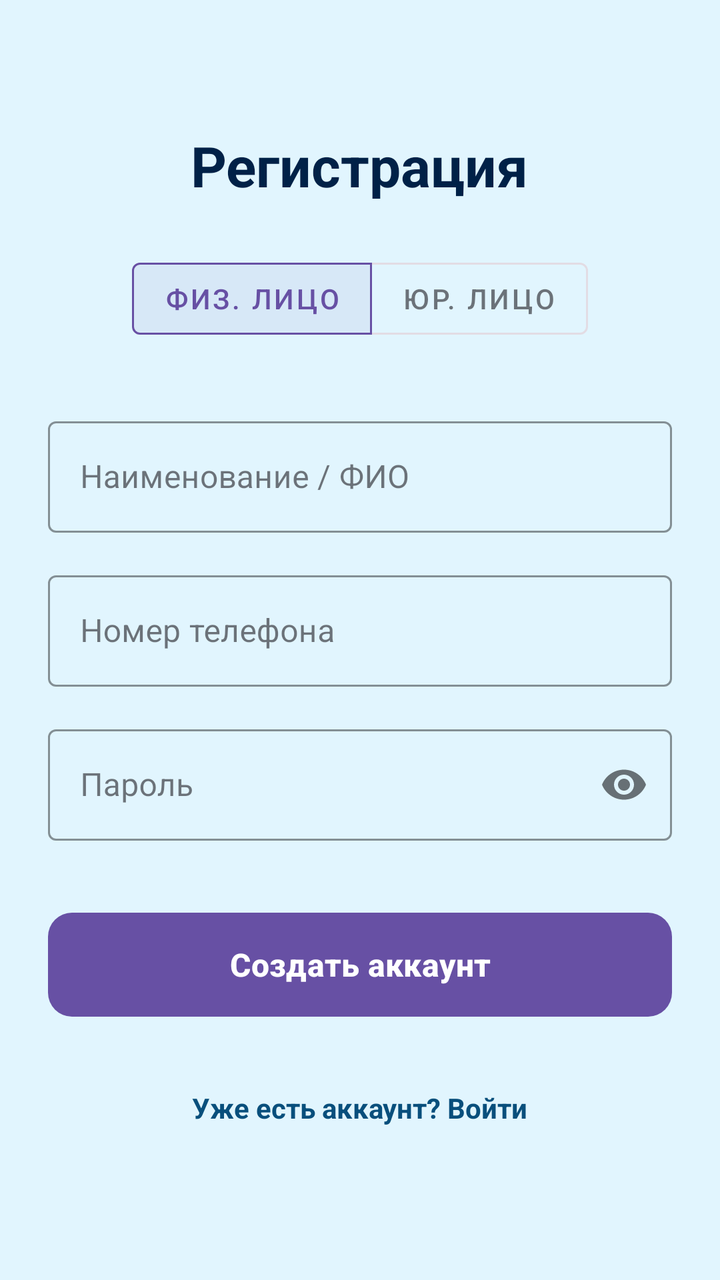
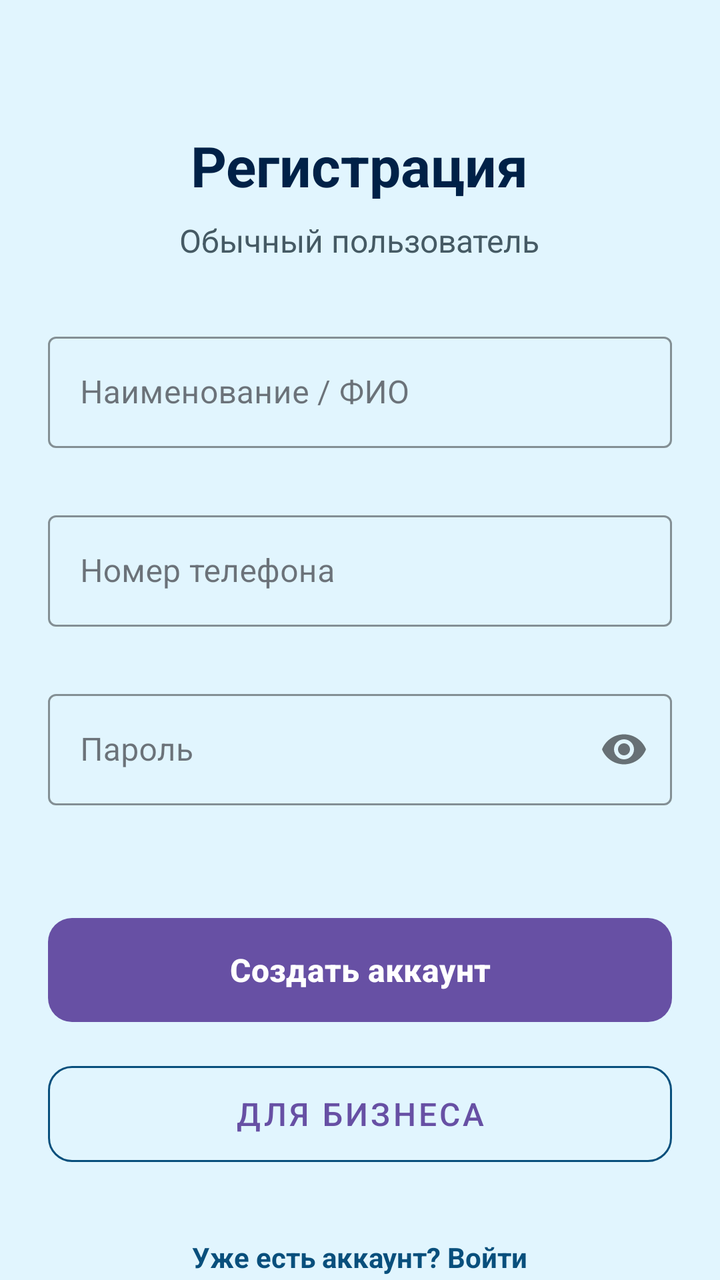

An Android layout rendered at two revisions. The XML below is the earlier revision; the diff shows what the commit changed to produce the second picture.
<!-- AndroidManifest.xml: application theme Theme.SudOcean -->
<!-- res/layout/fragment_reg.xml -->
<?xml version="1.0" encoding="utf-8"?>
<androidx.core.widget.NestedScrollView xmlns:android="http://schemas.android.com/apk/res/android"
    xmlns:app="http://schemas.android.com/apk/res-auto"
    xmlns:tools="http://schemas.android.com/tools"
    android:layout_width="match_parent"
    android:layout_height="match_parent"
    android:background="@color/ocean_background"
    android:fillViewport="true">

    <LinearLayout
        android:layout_width="match_parent"
        android:layout_height="wrap_content"
        android:orientation="vertical"
        android:padding="24dp">

        <TextView
            android:layout_width="wrap_content"
            android:layout_height="wrap_content"
            android:layout_gravity="center"
            android:layout_marginTop="40dp"
            android:text="Регистрация"
            android:textColor="@color/ocean_text_primary"
            android:textSize="28sp"
            android:textStyle="bold" />

        <com.google.android.material.button.MaterialButtonToggleGroup
            android:id="@+id/toggle_user_type"
            android:layout_width="wrap_content"
            android:layout_height="wrap_content"
            android:layout_gravity="center"
            android:layout_marginTop="24dp"
            app:checkedButton="@id/btn_type_physical"
            app:selectionRequired="true"
            app:singleSelection="true">

            <com.google.android.material.button.MaterialButton
                android:id="@+id/btn_type_physical"
                style="@style/Widget.MaterialComponents.Button.OutlinedButton"
                android:layout_width="wrap_content"
                android:layout_height="wrap_content"
                android:text="Физ. лицо" />

            <com.google.android.material.button.MaterialButton
                android:id="@+id/btn_type_legal"
                style="@style/Widget.MaterialComponents.Button.OutlinedButton"
                android:layout_width="wrap_content"
                android:layout_height="wrap_content"
                android:text="Юр. лицо" />
        </com.google.android.material.button.MaterialButtonToggleGroup>

        <com.google.android.material.textfield.TextInputLayout
            style="@style/Widget.MaterialComponents.TextInputLayout.OutlinedBox"
            android:layout_width="match_parent"
            android:layout_height="wrap_content"
            android:layout_marginTop="32dp"
            android:hint="Наименование / ФИО"
            app:boxStrokeColor="@color/ocean_primary">

            <com.google.android.material.textfield.TextInputEditText
                android:id="@+id/et_name"
                android:layout_width="match_parent"
                android:layout_height="wrap_content"
                android:textColor="@color/ocean_text_primary" />
        </com.google.android.material.textfield.TextInputLayout>

        <LinearLayout
            android:id="@+id/layout_legal_only"
            android:layout_width="match_parent"
            android:layout_height="wrap_content"
            android:orientation="vertical"
            android:visibility="gone"
            tools:visibility="visible">

            <com.google.android.material.textfield.TextInputLayout
                style="@style/Widget.MaterialComponents.TextInputLayout.OutlinedBox"
                android:layout_width="match_parent"
                android:layout_height="wrap_content"
                android:layout_marginTop="16dp"
                android:hint="ИНН"
                app:boxStrokeColor="@color/ocean_primary">

                <com.google.android.material.textfield.TextInputEditText
                    android:id="@+id/et_inn"
                    android:layout_width="match_parent"
                    android:layout_height="wrap_content"
                    android:inputType="number"
                    android:textColor="@color/ocean_text_primary" />
            </com.google.android.material.textfield.TextInputLayout>

            <com.google.android.material.textfield.TextInputLayout
                style="@style/Widget.MaterialComponents.TextInputLayout.OutlinedBox"
                android:layout_width="match_parent"
                android:layout_height="wrap_content"
                android:layout_marginTop="16dp"
                android:hint="КПП"
                app:boxStrokeColor="@color/ocean_primary">

                <com.google.android.material.textfield.TextInputEditText
                    android:id="@+id/et_kpp"
                    android:layout_width="match_parent"
                    android:layout_height="wrap_content"
                    android:inputType="number"
                    android:textColor="@color/ocean_text_primary" />
            </com.google.android.material.textfield.TextInputLayout>

            <com.google.android.material.textfield.TextInputLayout
                style="@style/Widget.MaterialComponents.TextInputLayout.OutlinedBox"
                android:layout_width="match_parent"
                android:layout_height="wrap_content"
                android:layout_marginTop="16dp"
                android:hint="Юридический адрес"
                app:boxStrokeColor="@color/ocean_primary">

                <com.google.android.material.textfield.TextInputEditText
                    android:id="@+id/et_legal_address"
                    android:layout_width="match_parent"
                    android:layout_height="wrap_content"
                    android:textColor="@color/ocean_text_primary" />
            </com.google.android.material.textfield.TextInputLayout>
        </LinearLayout>

        <com.google.android.material.textfield.TextInputLayout
            style="@style/Widget.MaterialComponents.TextInputLayout.OutlinedBox"
            android:layout_width="match_parent"
            android:layout_height="wrap_content"
            android:layout_marginTop="16dp"
            android:hint="Номер телефона"
            app:boxStrokeColor="@color/ocean_primary">

            <com.google.android.material.textfield.TextInputEditText
                android:id="@+id/et_phone"
                android:layout_width="match_parent"
                android:layout_height="wrap_content"
                android:inputType="phone"
                android:textColor="@color/ocean_text_primary" />
        </com.google.android.material.textfield.TextInputLayout>

        <com.google.android.material.textfield.TextInputLayout
            style="@style/Widget.MaterialComponents.TextInputLayout.OutlinedBox"
            android:layout_width="match_parent"
            android:layout_height="wrap_content"
            android:layout_marginTop="16dp"
            android:hint="Пароль"
            app:boxStrokeColor="@color/ocean_primary"
            app:passwordToggleEnabled="true">

            <com.google.android.material.textfield.TextInputEditText
                android:id="@+id/et_password"
                android:layout_width="match_parent"
                android:layout_height="wrap_content"
                android:inputType="textPassword"
                android:textColor="@color/ocean_text_primary" />
        </com.google.android.material.textfield.TextInputLayout>

        <com.google.android.material.button.MaterialButton
            android:id="@+id/register_button"
            android:layout_width="match_parent"
            android:layout_height="60dp"
            android:layout_marginTop="32dp"
            android:text="Создать аккаунт"
            android:textSize="16sp"
            android:textStyle="bold"
            app:cornerRadius="12dp" />

        <TextView
            android:id="@+id/back_to_login"
            android:layout_width="wrap_content"
            android:layout_height="wrap_content"
            android:layout_gravity="center"
            android:layout_marginTop="24dp"
            android:padding="8dp"
            android:text="Уже есть аккаунт? Войти"
            android:textColor="@color/ocean_primary"
            android:textStyle="bold" />

    </LinearLayout>
</androidx.core.widget.NestedScrollView>
<!-- resources referenced by this layout -->
<resources>
  <color name="ocean_background">#E1F5FE</color>
  <color name="ocean_primary">#084F7C</color>
  <color name="ocean_text_primary">#002147</color>
  <style name="Theme.SudOcean" parent="Base.Theme.SudOcean" />
  <style name="Base.Theme.SudOcean" parent="Theme.Material3.DayNight.NoActionBar">
          
      </style>
</resources>

<!-- the commit's change to res/layout/fragment_reg.xml (unified diff, before → after) -->
@@ -23,38 +23,25 @@
             android:textSize="28sp"
             android:textStyle="bold" />
 
-        <com.google.android.material.button.MaterialButtonToggleGroup
-            android:id="@+id/toggle_user_type"
+        <TextView
+            android:id="@+id/tv_reg_subtitle"
             android:layout_width="wrap_content"
             android:layout_height="wrap_content"
             android:layout_gravity="center"
-            android:layout_marginTop="24dp"
-            app:checkedButton="@id/btn_type_physical"
-            app:selectionRequired="true"
-            app:singleSelection="true">
-
-            <com.google.android.material.button.MaterialButton
-                android:id="@+id/btn_type_physical"
-                style="@style/Widget.MaterialComponents.Button.OutlinedButton"
-                android:layout_width="wrap_content"
-                android:layout_height="wrap_content"
-                android:text="Физ. лицо" />
-
-            <com.google.android.material.button.MaterialButton
-                android:id="@+id/btn_type_legal"
-                style="@style/Widget.MaterialComponents.Button.OutlinedButton"
-                android:layout_width="wrap_content"
-                android:layout_height="wrap_content"
-                android:text="Юр. лицо" />
-        </com.google.android.material.button.MaterialButtonToggleGroup>
+            android:layout_marginTop="8dp"
+            android:text="Обычный пользователь"
+            android:textColor="@color/ocean_text_secondary"
+            android:textSize="16sp" />
 
         <com.google.android.material.textfield.TextInputLayout
+            android:id="@+id/til_name"
             style="@style/Widget.MaterialComponents.TextInputLayout.OutlinedBox"
             android:layout_width="match_parent"
             android:layout_height="wrap_content"
             android:layout_marginTop="32dp"
             android:hint="Наименование / ФИО"
-            app:boxStrokeColor="@color/ocean_primary">
+            app:boxStrokeColor="@color/ocean_primary"
+            app:errorEnabled="true">
 
             <com.google.android.material.textfield.TextInputEditText
                 android:id="@+id/et_name"
@@ -72,12 +59,31 @@
             tools:visibility="visible">
 
             <com.google.android.material.textfield.TextInputLayout
+                android:id="@+id/til_legal_form"
+                style="@style/Widget.MaterialComponents.TextInputLayout.OutlinedBox.ExposedDropdownMenu"
+                android:layout_width="match_parent"
+                android:layout_height="wrap_content"
+                android:layout_marginTop="8dp"
+                android:hint="Организационно-правовая форма"
+                app:boxStrokeColor="@color/ocean_primary"
+                app:errorEnabled="true">
+
+                <AutoCompleteTextView
+                    android:id="@+id/actv_legal_form"
+                    android:layout_width="match_parent"
+                    android:layout_height="wrap_content"
+                    android:inputType="none" />
+            </com.google.android.material.textfield.TextInputLayout>
+
+            <com.google.android.material.textfield.TextInputLayout
+                android:id="@+id/til_inn"
                 style="@style/Widget.MaterialComponents.TextInputLayout.OutlinedBox"
                 android:layout_width="match_parent"
                 android:layout_height="wrap_content"
-                android:layout_marginTop="16dp"
+                android:layout_marginTop="8dp"
                 android:hint="ИНН"
-                app:boxStrokeColor="@color/ocean_primary">
+                app:boxStrokeColor="@color/ocean_primary"
+                app:errorEnabled="true">
 
                 <com.google.android.material.textfield.TextInputEditText
                     android:id="@+id/et_inn"
@@ -88,12 +94,14 @@
             </com.google.android.material.textfield.TextInputLayout>
 
             <com.google.android.material.textfield.TextInputLayout
+                android:id="@+id/til_kpp"
                 style="@style/Widget.MaterialComponents.TextInputLayout.OutlinedBox"
                 android:layout_width="match_parent"
                 android:layout_height="wrap_content"
-                android:layout_marginTop="16dp"
+                android:layout_marginTop="8dp"
                 android:hint="КПП"
-                app:boxStrokeColor="@color/ocean_primary">
+                app:boxStrokeColor="@color/ocean_primary"
+                app:errorEnabled="true">
 
                 <com.google.android.material.textfield.TextInputEditText
                     android:id="@+id/et_kpp"
@@ -104,12 +112,14 @@
             </com.google.android.material.textfield.TextInputLayout>
 
             <com.google.android.material.textfield.TextInputLayout
+                android:id="@+id/til_legal_address"
                 style="@style/Widget.MaterialComponents.TextInputLayout.OutlinedBox"
                 android:layout_width="match_parent"
                 android:layout_height="wrap_content"
-                android:layout_marginTop="16dp"
+                android:layout_marginTop="8dp"
                 android:hint="Юридический адрес"
-                app:boxStrokeColor="@color/ocean_primary">
+                app:boxStrokeColor="@color/ocean_primary"
+                app:errorEnabled="true">
 
                 <com.google.android.material.textfield.TextInputEditText
                     android:id="@+id/et_legal_address"
@@ -120,12 +130,14 @@
         </LinearLayout>
 
         <com.google.android.material.textfield.TextInputLayout
+            android:id="@+id/til_phone"
             style="@style/Widget.MaterialComponents.TextInputLayout.OutlinedBox"
             android:layout_width="match_parent"
             android:layout_height="wrap_content"
-            android:layout_marginTop="16dp"
+            android:layout_marginTop="8dp"
             android:hint="Номер телефона"
-            app:boxStrokeColor="@color/ocean_primary">
+            app:boxStrokeColor="@color/ocean_primary"
+            app:errorEnabled="true">
 
             <com.google.android.material.textfield.TextInputEditText
                 android:id="@+id/et_phone"
@@ -136,13 +148,15 @@
         </com.google.android.material.textfield.TextInputLayout>
 
         <com.google.android.material.textfield.TextInputLayout
+            android:id="@+id/til_password"
             style="@style/Widget.MaterialComponents.TextInputLayout.OutlinedBox"
             android:layout_width="match_parent"
             android:layout_height="wrap_content"
-            android:layout_marginTop="16dp"
+            android:layout_marginTop="8dp"
             android:hint="Пароль"
             app:boxStrokeColor="@color/ocean_primary"
-            app:passwordToggleEnabled="true">
+            app:passwordToggleEnabled="true"
+            app:errorEnabled="true">
 
             <com.google.android.material.textfield.TextInputEditText
                 android:id="@+id/et_password"
@@ -162,6 +176,17 @@
             android:textStyle="bold"
             app:cornerRadius="12dp" />
 
+        <com.google.android.material.button.MaterialButton
+            android:id="@+id/btn_switch_to_business"
+            style="@style/Widget.MaterialComponents.Button.OutlinedButton"
+            android:layout_width="match_parent"
+            android:layout_height="60dp"
+            android:layout_marginTop="12dp"
+            android:text="Для бизнеса"
+            android:textSize="16sp"
+            app:cornerRadius="12dp"
+            app:strokeColor="@color/ocean_primary" />
+
         <TextView
             android:id="@+id/back_to_login"
             android:layout_width="wrap_content"
<!-- resource entries referenced after the edit -->
@@ -3,6 +3,7 @@
   <color name="ocean_background">#E1F5FE</color>
   <color name="ocean_primary">#084F7C</color>
   <color name="ocean_text_primary">#002147</color>
+  <color name="ocean_text_secondary">#455A64</color>
   <style name="Theme.SudOcean" parent="Base.Theme.SudOcean" />
   <style name="Base.Theme.SudOcean" parent="Theme.Material3.DayNight.NoActionBar">
           
